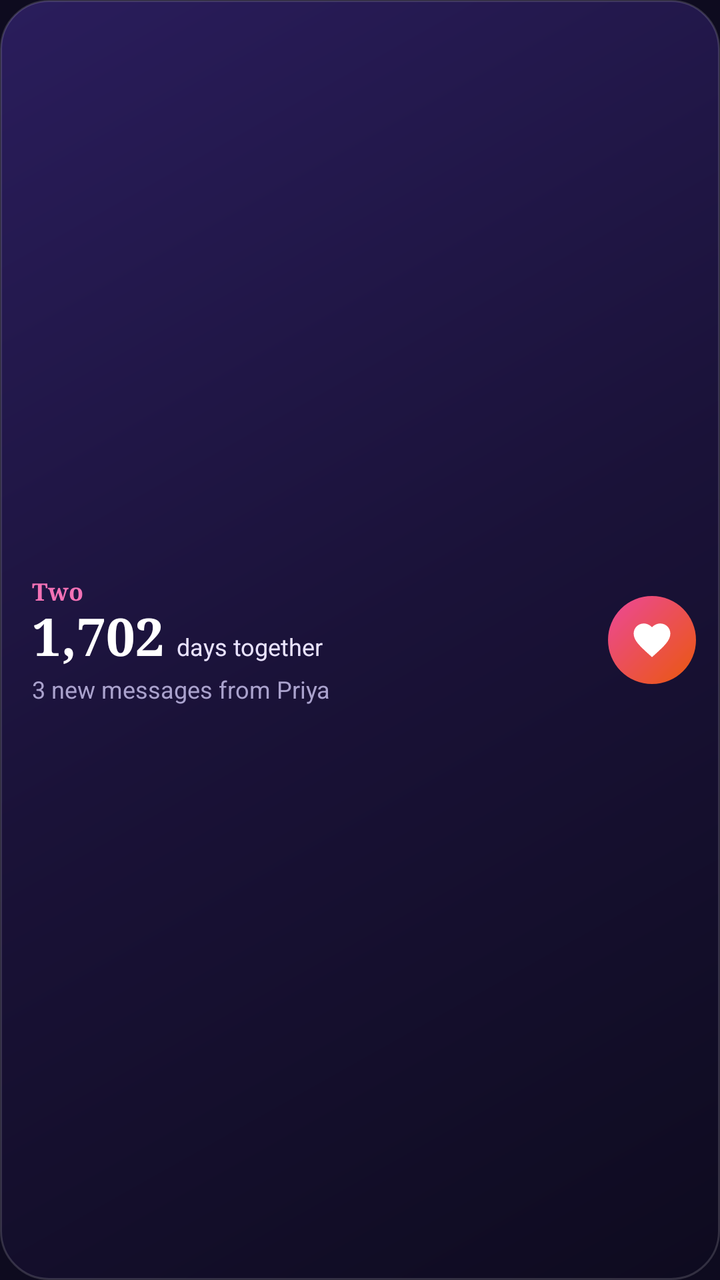
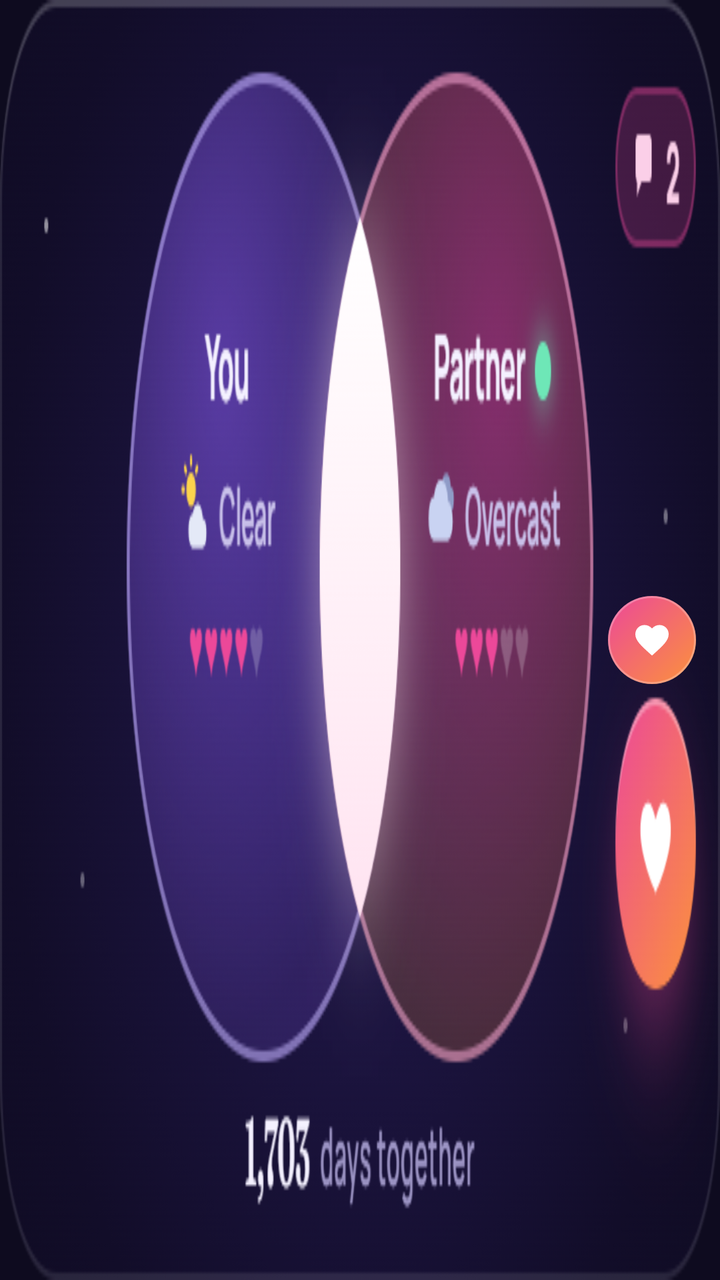

Two renders of the same Android screen: before a commit and after it. Below are the layout's source before the change and the commit's diff.
<!-- AndroidManifest.xml: application theme Theme.Two -->
<!-- res/layout/widget_two.xml -->
<?xml version="1.0" encoding="utf-8"?>
<FrameLayout xmlns:android="http://schemas.android.com/apk/res/android"
    android:id="@+id/widget_root"
    android:layout_width="match_parent"
    android:layout_height="match_parent"
    android:background="@drawable/widget_background"
    android:paddingStart="16dp"
    android:paddingTop="10dp"
    android:paddingEnd="12dp"
    android:paddingBottom="10dp">

    <LinearLayout
        android:layout_width="match_parent"
        android:layout_height="match_parent"
        android:gravity="center_vertical"
        android:orientation="horizontal">

        <LinearLayout
            android:layout_width="0dp"
            android:layout_height="wrap_content"
            android:layout_weight="1"
            android:orientation="vertical">

            <TextView
                android:id="@+id/widget_title"
                android:layout_width="wrap_content"
                android:layout_height="wrap_content"
                android:fontFamily="serif"
                android:text="@string/app_name"
                android:textColor="#F472B6"
                android:textSize="12sp"
                android:textStyle="bold" />

            <LinearLayout
                android:layout_width="wrap_content"
                android:layout_height="wrap_content"
                android:baselineAligned="true"
                android:orientation="horizontal">

                <TextView
                    android:id="@+id/widget_days"
                    android:layout_width="wrap_content"
                    android:layout_height="wrap_content"
                    android:fontFamily="serif"
                    android:includeFontPadding="false"
                    android:maxLines="1"
                    android:text="@string/widget_preview_days"
                    android:textColor="#FFFFFF"
                    android:textSize="26sp"
                    android:textStyle="bold" />

                <TextView
                    android:id="@+id/widget_days_label"
                    android:layout_width="wrap_content"
                    android:layout_height="wrap_content"
                    android:layout_marginStart="6dp"
                    android:maxLines="1"
                    android:text="@string/widget_days_together"
                    android:textColor="#E9E3FF"
                    android:textSize="12sp" />
            </LinearLayout>

            <TextView
                android:id="@+id/widget_line"
                android:layout_width="match_parent"
                android:layout_height="wrap_content"
                android:layout_marginTop="2dp"
                android:ellipsize="end"
                android:maxLines="1"
                android:text="@string/widget_preview_line"
                android:textColor="#AAA2CD"
                android:textSize="12sp" />
        </LinearLayout>

        <FrameLayout
            android:layout_width="wrap_content"
            android:layout_height="wrap_content"
            android:layout_marginStart="10dp">

            <ImageView
                android:id="@+id/widget_heart"
                android:layout_width="44dp"
                android:layout_height="44dp"
                android:background="@drawable/widget_heart_background"
                android:contentDescription="@string/widget_heart"
                android:padding="11dp"
                android:src="@drawable/ic_widget_heart" />

            <TextView
                android:id="@+id/widget_badge"
                android:layout_width="wrap_content"
                android:layout_height="18dp"
                android:layout_gravity="top|end"
                android:background="@drawable/widget_badge_background"
                android:gravity="center"
                android:minWidth="18dp"
                android:paddingStart="5dp"
                android:paddingEnd="5dp"
                android:textColor="#FFFFFF"
                android:textSize="10sp"
                android:textStyle="bold"
                android:visibility="gone" />
        </FrameLayout>
    </LinearLayout>
</FrameLayout>
<!-- resources referenced by this layout -->
<resources>
  <!-- drawable ic_widget_heart (drawable) -->
  <?xml version="1.0" encoding="utf-8"?>
  <vector xmlns:android="http://schemas.android.com/apk/res/android"
      android:width="24dp"
      android:height="24dp"
      android:viewportWidth="24"
      android:viewportHeight="24">
      <path
          android:fillColor="#FFFFFFFF"
          android:pathData="M12,21.35l-1.45,-1.32C5.4,15.36 2,12.28 2,8.5 2,5.42 4.42,3 7.5,3c1.74,0 3.41,0.81 4.5,2.09C13.09,3.81 14.76,3 16.5,3 19.58,3 22,5.42 22,8.5c0,3.78 -3.4,6.86 -8.55,11.54L12,21.35z" />
  </vector>
  <!-- drawable widget_background (drawable) -->
  <?xml version="1.0" encoding="utf-8"?>
  <shape xmlns:android="http://schemas.android.com/apk/res/android"
      android:shape="rectangle">
      <corners android:radius="24dp" />
      <gradient
          android:angle="315"
          android:centerColor="#1A1238"
          android:endColor="#0E0B1F"
          android:startColor="#2A1D5C"
          android:type="linear" />
      <stroke
          android:width="1dp"
          android:color="#26FFFFFF" />
  </shape>
  <!-- drawable widget_badge_background (drawable) -->
  <?xml version="1.0" encoding="utf-8"?>
  <shape xmlns:android="http://schemas.android.com/apk/res/android"
      android:shape="rectangle">
      <corners android:radius="9dp" />
      <solid android:color="#8B5CF6" />
      <stroke
          android:width="1.5dp"
          android:color="#0E0B1F" />
  </shape>
  <!-- drawable widget_heart_background (drawable) -->
  <?xml version="1.0" encoding="utf-8"?>
  <shape xmlns:android="http://schemas.android.com/apk/res/android"
      android:shape="oval">
      <gradient
          android:angle="315"
          android:endColor="#EA580C"
          android:startColor="#EC4899"
          android:type="linear" />
  </shape>
  <string name="app_name">Two</string>
  <string name="widget_days_together">days together</string>
  <string name="widget_heart">Send a heartbeat</string>
  <string name="widget_preview_days">1,702</string>
  <string name="widget_preview_line">3 new messages from Priya</string>
  <style name="Theme.Two" parent="android:Theme.Material.NoActionBar">
          <item name="android:statusBarColor">@color/aurora_night</item>
          <item name="android:navigationBarColor">@color/aurora_night</item>
          <item name="android:windowLightStatusBar">false</item>
          <item name="android:windowLightNavigationBar">false</item>
          
          <item name="android:windowBackground">@color/aurora_night</item>
      </style>
  <color name="aurora_night">#0E0B1F</color>
</resources>

<!-- the commit's change to res/layout/widget_two.xml (unified diff, before → after) -->
@@ -2,104 +2,25 @@
 <FrameLayout xmlns:android="http://schemas.android.com/apk/res/android"
     android:id="@+id/widget_root"
     android:layout_width="match_parent"
-    android:layout_height="match_parent"
-    android:background="@drawable/widget_background"
-    android:paddingStart="16dp"
-    android:paddingTop="10dp"
-    android:paddingEnd="12dp"
-    android:paddingBottom="10dp">
+    android:layout_height="match_parent">
 
-    <LinearLayout
+    <ImageView
+        android:id="@+id/widget_art"
         android:layout_width="match_parent"
         android:layout_height="match_parent"
-        android:gravity="center_vertical"
-        android:orientation="horizontal">
+        android:contentDescription="@string/widget_description"
+        android:scaleType="fitXY"
+        android:src="@drawable/widget_preview" />
 
-        <LinearLayout
-            android:layout_width="0dp"
-            android:layout_height="wrap_content"
-            android:layout_weight="1"
-            android:orientation="vertical">
-
-            <TextView
-                android:id="@+id/widget_title"
-                android:layout_width="wrap_content"
-                android:layout_height="wrap_content"
-                android:fontFamily="serif"
-                android:text="@string/app_name"
-                android:textColor="#F472B6"
-                android:textSize="12sp"
-                android:textStyle="bold" />
-
-            <LinearLayout
-                android:layout_width="wrap_content"
-                android:layout_height="wrap_content"
-                android:baselineAligned="true"
-                android:orientation="horizontal">
-
-                <TextView
-                    android:id="@+id/widget_days"
-                    android:layout_width="wrap_content"
-                    android:layout_height="wrap_content"
-                    android:fontFamily="serif"
-                    android:includeFontPadding="false"
-                    android:maxLines="1"
-                    android:text="@string/widget_preview_days"
-                    android:textColor="#FFFFFF"
-                    android:textSize="26sp"
-                    android:textStyle="bold" />
-
-                <TextView
-                    android:id="@+id/widget_days_label"
-                    android:layout_width="wrap_content"
-                    android:layout_height="wrap_content"
-                    android:layout_marginStart="6dp"
-                    android:maxLines="1"
-                    android:text="@string/widget_days_together"
-                    android:textColor="#E9E3FF"
-                    android:textSize="12sp" />
-            </LinearLayout>
-
-            <TextView
-                android:id="@+id/widget_line"
-                android:layout_width="match_parent"
-                android:layout_height="wrap_content"
-                android:layout_marginTop="2dp"
-                android:ellipsize="end"
-                android:maxLines="1"
-                android:text="@string/widget_preview_line"
-                android:textColor="#AAA2CD"
-                android:textSize="12sp" />
-        </LinearLayout>
-
-        <FrameLayout
-            android:layout_width="wrap_content"
-            android:layout_height="wrap_content"
-            android:layout_marginStart="10dp">
-
-            <ImageView
-                android:id="@+id/widget_heart"
-                android:layout_width="44dp"
-                android:layout_height="44dp"
-                android:background="@drawable/widget_heart_background"
-                android:contentDescription="@string/widget_heart"
-                android:padding="11dp"
-                android:src="@drawable/ic_widget_heart" />
-
-            <TextView
-                android:id="@+id/widget_badge"
-                android:layout_width="wrap_content"
-                android:layout_height="18dp"
-                android:layout_gravity="top|end"
-                android:background="@drawable/widget_badge_background"
-                android:gravity="center"
-                android:minWidth="18dp"
-                android:paddingStart="5dp"
-                android:paddingEnd="5dp"
-                android:textColor="#FFFFFF"
-                android:textSize="10sp"
-                android:textStyle="bold"
-                android:visibility="gone" />
-        </FrameLayout>
-    </LinearLayout>
+    
+    <ImageView
+        android:id="@+id/widget_heart"
+        android:layout_width="44dp"
+        android:layout_height="44dp"
+        android:layout_gravity="end|center_vertical"
+        android:layout_marginEnd="12dp"
+        android:background="@drawable/widget_heart_background"
+        android:contentDescription="@string/widget_heart"
+        android:padding="12dp"
+        android:src="@drawable/ic_widget_heart" />
 </FrameLayout>
<!-- resource entries referenced after the edit -->
@@ -11,46 +11,29 @@
           android:fillColor="#FFFFFFFF"
           android:pathData="M12,21.35l-1.45,-1.32C5.4,15.36 2,12.28 2,8.5 2,5.42 4.42,3 7.5,3c1.74,0 3.41,0.81 4.5,2.09C13.09,3.81 14.76,3 16.5,3 19.58,3 22,5.42 22,8.5c0,3.78 -3.4,6.86 -8.55,11.54L12,21.35z" />
   </vector>
-  <!-- drawable widget_background (drawable) -->
-  <?xml version="1.0" encoding="utf-8"?>
-  <shape xmlns:android="http://schemas.android.com/apk/res/android"
-      android:shape="rectangle">
-      <corners android:radius="24dp" />
-      <gradient
-          android:angle="315"
-          android:centerColor="#1A1238"
-          android:endColor="#0E0B1F"
-          android:startColor="#2A1D5C"
-          android:type="linear" />
-      <stroke
-          android:width="1dp"
-          android:color="#26FFFFFF" />
-  </shape>
-  <!-- drawable widget_badge_background (drawable) -->
-  <?xml version="1.0" encoding="utf-8"?>
-  <shape xmlns:android="http://schemas.android.com/apk/res/android"
-      android:shape="rectangle">
-      <corners android:radius="9dp" />
-      <solid android:color="#8B5CF6" />
-      <stroke
-          android:width="1.5dp"
-          android:color="#0E0B1F" />
-  </shape>
   <!-- drawable widget_heart_background (drawable) -->
   <?xml version="1.0" encoding="utf-8"?>
-  <shape xmlns:android="http://schemas.android.com/apk/res/android"
-      android:shape="oval">
-      <gradient
-          android:angle="315"
-          android:endColor="#EA580C"
-          android:startColor="#EC4899"
-          android:type="linear" />
-  </shape>
-  <string name="app_name">Two</string>
-  <string name="widget_days_together">days together</string>
+  <layer-list xmlns:android="http://schemas.android.com/apk/res/android">
+      <item>
+          <shape android:shape="oval">
+              <gradient
+                  android:angle="315"
+                  android:endColor="#FB923C"
+                  android:startColor="#EC4899"
+                  android:type="linear" />
+          </shape>
+      </item>
+      <item>
+          <shape android:shape="oval">
+              <stroke
+                  android:width="1dp"
+                  android:color="#40FFFFFF" />
+          </shape>
+      </item>
+  </layer-list>
+  <!-- drawable widget_preview: png bitmap (drawable-nodpi, 200541 bytes) -->
+  <string name="widget_description">The two of you at a glance: how you each are today, your days together, and a heart to send.</string>
   <string name="widget_heart">Send a heartbeat</string>
-  <string name="widget_preview_days">1,702</string>
-  <string name="widget_preview_line">3 new messages from Priya</string>
   <style name="Theme.Two" parent="android:Theme.Material.NoActionBar">
           <item name="android:statusBarColor">@color/aurora_night</item>
           <item name="android:navigationBarColor">@color/aurora_night</item>
